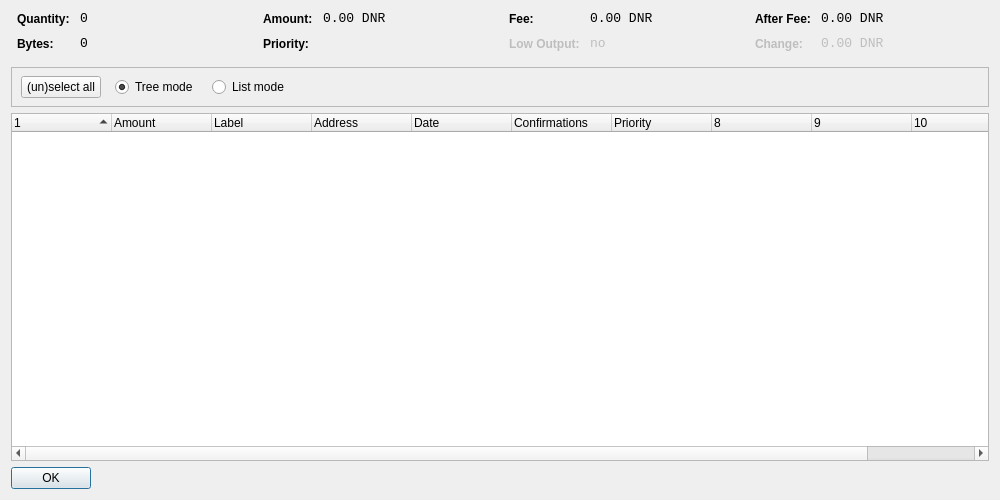
Old version of the form src/qt/forms/coincontroldialog.ui in the repository metaspartan/denarius.
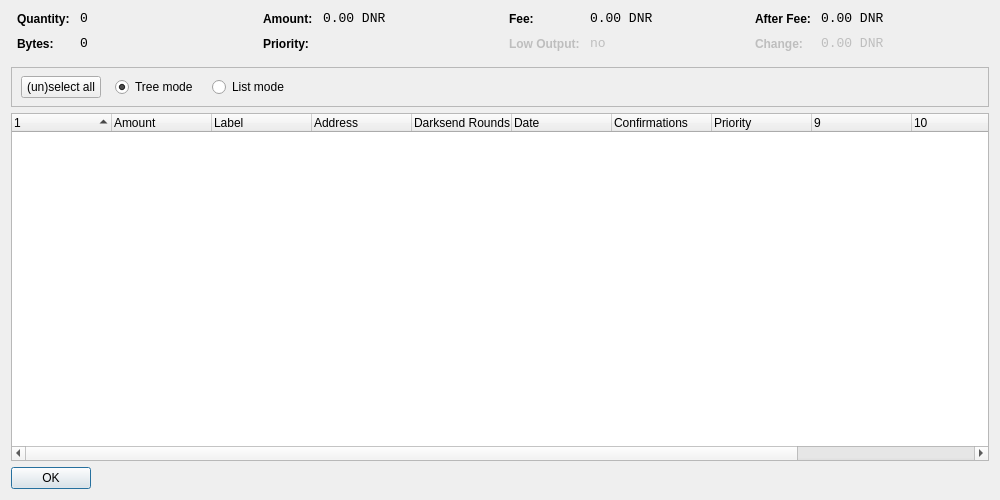
New version of the form. Custom widgets are drawn as their Qt base class.

Commit message: Added Darksend Rounds to CoinControl QT

Patch:
```diff
--- a/src/qt/forms/coincontroldialog.ui
+++ b/src/qt/forms/coincontroldialog.ui
@@ -451,7 +451,7 @@
       <bool>false</bool>
      </property>
      <property name="columnCount">
-      <number>11</number>
+      <number>12</number>
      </property>
      <attribute name="headerShowSortIndicator" stdset="0">
       <bool>true</bool>
@@ -479,6 +479,11 @@
        <string>Address</string>
       </property>
      </column>
+	 <column>
+      <property name="text">
+       <string>Darksend Rounds</string>
+      </property>
+     </column>
      <column>
       <property name="text">
        <string>Date</string>
```
The commit also changes 2 other files.
